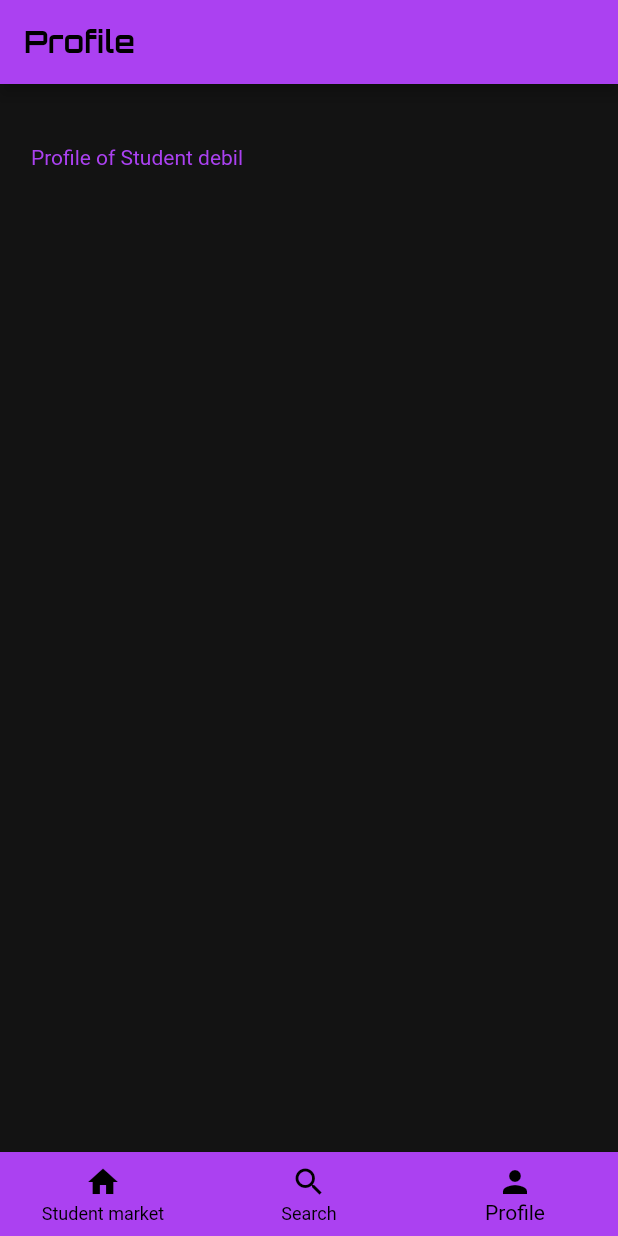
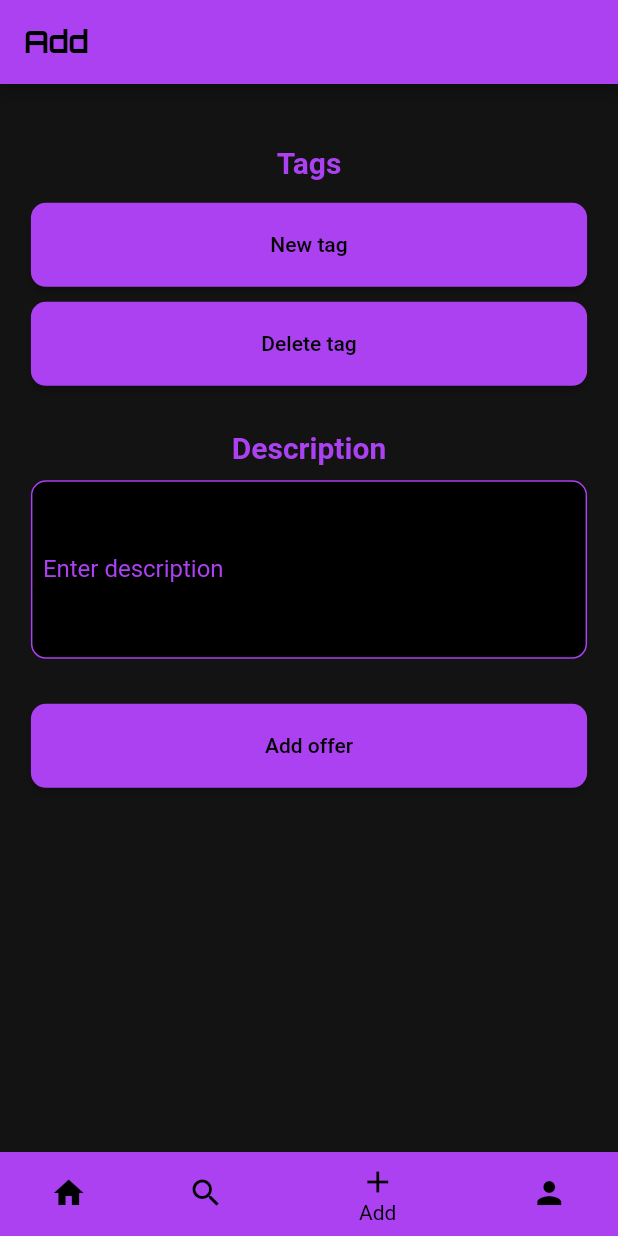
Before and after one commit to PiotrSzuba/Pim_SMarket, a Flutter app: the screen it shows after launch, item 3 of the bottom bar chosen, on a phone screen of 412 x 824 dp. Run offline on Flutter 3.47's test engine with Material 2 defaults, Android fonts, the phone set to English and light mode, and no system bars; our stand-ins replace google_fonts.

Commit message:
Change text input to be stateful

```diff
--- a/pim_smarket/lib/components/text_input.dart
+++ b/pim_smarket/lib/components/text_input.dart
@@ -1,57 +1,78 @@
 import "package:flutter/material.dart";
 import 'package:pim_smarket/theme.dart';
 
-class TextInput extends StatelessWidget {
+class TextInput extends StatefulWidget {
   const TextInput({
     super.key,
     required this.label,
-    required this.value,
     required this.placeholder,
     required this.onChange,
     this.asteriskText,
     this.isError,
+    this.multiLine,
+    this.controller,
   });
 
   final String label;
   final String placeholder;
-  final String value;
+  final TextEditingController? controller;
   final Function onChange;
   final bool? asteriskText;
   final bool? isError;
+  final bool? multiLine;
 
+  @override
+  State<StatefulWidget> createState() => _TextInput();
+}
+
+class _TextInput extends State<TextInput> {
   Color _getBorderColor() {
-    if (isError == null) return CustomTheme.pinkColor;
-    return isError! ? CustomTheme.errorColor : CustomTheme.pinkColor;
+    if (widget.isError == null) return CustomTheme.pinkColor;
+    return widget.isError! ? CustomTheme.errorColor : CustomTheme.pinkColor;
   }
 
   TextStyle _getTextStyle() {
-    if (isError == null) return CustomTheme.pinkText;
-    return isError! ? CustomTheme.errorText : CustomTheme.pinkText;
+    if (widget.isError == null) return CustomTheme.pinkText;
+    return widget.isError! ? CustomTheme.errorText : CustomTheme.pinkText;
+  }
+
+  bool _isInputMultiLine() {
+    if (widget.multiLine != null && widget.multiLine == true) return true;
+    return false;
+  }
+
+  TextInputType _getInputType() {
+    if (_isInputMultiLine()) return TextInputType.multiline;
+    return TextInputType.text;
   }
 
   @override
   Widget build(BuildContext context) {
     return TextFormField(
+      maxLines: _isInputMultiLine() ? null : 1,
+      minLines: _isInputMultiLine() ? 5 : 1,
+      keyboardType: _getInputType(),
       decoration: InputDecoration(
           enabledBorder: OutlineInputBorder(
               borderSide: BorderSide(width: 1, color: _getBorderColor()),
               borderRadius: CustomTheme.circularBorder),
-          labelText: label,
+          labelText: widget.label,
           labelStyle: _getTextStyle(),
-          hintText: placeholder,
+          hintText: widget.placeholder,
           hintStyle: CustomTheme.pinkText50,
           focusedBorder: OutlineInputBorder(
               borderSide: BorderSide(width: 1, color: _getBorderColor()),
               borderRadius: CustomTheme.circularBorder),
-          contentPadding: const EdgeInsets.all(8),
+          contentPadding: EdgeInsets.symmetric(
+              vertical: _isInputMultiLine() ? 12 : 8, horizontal: 8),
           floatingLabelBehavior: FloatingLabelBehavior.auto,
           floatingLabelStyle: _getTextStyle(),
           filled: true,
           fillColor: Colors.black),
-      obscureText: asteriskText ?? false,
+      obscureText: widget.asteriskText ?? false,
       obscuringCharacter: '*',
       style: _getTextStyle(),
-      onChanged: (value) => onChange(value),
+      onChanged: (value) => widget.onChange(value),
     );
   }
 }
--- a/pim_smarket/lib/data/user_context.dart
+++ b/pim_smarket/lib/data/user_context.dart
@@ -2,7 +2,7 @@ import 'package:flutter/material.dart';
 import 'package:pim_smarket/models/models.dart';
 
 class UserContext extends ChangeNotifier {
-  User user = User.mockStudent(); //default User.empty();
+  User user = User.mockCompany(); //default User.empty();
 
   void changeUser(User user) {
     this.user = user;
--- a/pim_smarket/lib/views/add_page.dart
+++ b/pim_smarket/lib/views/add_page.dart
@@ -1,6 +1,8 @@
 import 'package:flutter/material.dart';
 import 'package:pim_smarket/components/components.dart';
+import 'package:pim_smarket/data/data.dart';
 import 'package:pim_smarket/theme.dart';
+import 'package:provider/provider.dart';
 
 class AddPage extends StatefulWidget {
   const AddPage({super.key, required this.title});
@@ -12,10 +14,104 @@ class AddPage extends StatefulWidget {
 }
 
 class _AddPage extends State<AddPage> {
+  List<Widget> _tagsWidgets = [];
+  List<String> _tagsValues = [];
+  String _description = "";
+
+  void addNewTag() {
+    setState(() {
+      _tagsWidgets.add(newTextInput());
+      _tagsValues.add('');
+    });
+  }
+
+  void onDeleteTag() {
+    if (_tagsWidgets.isEmpty) return;
+    setState(() {
+      _tagsWidgets.removeLast();
+      _tagsValues.removeLast();
+    });
+  }
+
+  void onChangeTag(String value, int index) {
+    _tagsValues[index] = value;
+  }
+
+  void onChangeDescription(String value) {
+    setState(() {
+      _description = value;
+    });
+  }
+
+  void onSubmit(UserContext userContext) {
+    var tagsValue = _tagsValues.where((element) => element.isNotEmpty);
+    var tags = tagsValue.join(", ");
+    if (tagsValue.length > 1) {
+      tags.replaceRange(tags.length - 2, tags.length, "");
+    }
+
+    setState(() {
+      _description = "";
+      _tagsValues = [];
+      _tagsWidgets = [];
+    });
+    print("$tags $_description");
+  }
+
+  Widget newTextInput() {
+    var index = _tagsWidgets.length;
+    return Container(
+        margin: const EdgeInsets.symmetric(vertical: 5.0),
+        child: TextInput(
+            label: "Enter new tag",
+            placeholder: "Tag",
+            onChange: (val) => onChangeTag(val, index)));
+  }
+
   @override
   Widget build(BuildContext context) {
     return PageTemplate(
-        child: Text(widget.title,
-            textAlign: TextAlign.center, style: CustomTheme.pinkText));
+        child: SingleChildScrollView(
+            child: Consumer<UserContext>(
+                builder: ((context, userContext, child) => Column(
+                      children: [
+                        Container(
+                          margin: const EdgeInsets.only(bottom: 10),
+                          child:
+                              const Text("Tags", style: CustomTheme.pinkTitle),
+                        ),
+                        Column(children: _tagsWidgets),
+                        Container(
+                            margin: const EdgeInsets.symmetric(vertical: 5.0),
+                            child:
+                                Button(title: "New tag", onClicked: addNewTag)),
+                        Container(
+                            margin: const EdgeInsets.symmetric(vertical: 5.0),
+                            child: Button(
+                              title: "Delete tag",
+                              onClicked: onDeleteTag,
+                            )),
+                        Container(
+                          margin:
+                              const EdgeInsets.only(bottom: 10.0, top: 25.0),
+                          child: const Text("Description",
+                              style: CustomTheme.pinkTitle),
+                        ),
+                        Container(
+                            margin: const EdgeInsets.only(bottom: 25),
+                            child: TextInput(
+                              label: "Enter description",
+                              placeholder: "Description",
+                              onChange: onChangeDescription,
+                              multiLine: true,
+                            )),
+                        Container(
+                            margin: const EdgeInsets.symmetric(vertical: 5.0),
+                            child: Button(
+                              title: "Add offer",
+                              onClicked: () => onSubmit(userContext),
+                            )),
+                      ],
+                    )))));
   }
 }
--- a/pim_smarket/lib/views/login_page.dart
+++ b/pim_smarket/lib/views/login_page.dart
@@ -94,7 +94,6 @@ class _LoginPage extends State<LoginPage> {
                           ? null
                           : TextInput(
                               label: "Enter your name",
-                              value: _name,
                               placeholder: "name",
                               onChange: onChangeName),
                     ),
@@ -102,7 +101,6 @@ class _LoginPage extends State<LoginPage> {
                         margin: const EdgeInsets.symmetric(vertical: 5.0),
                         child: TextInput(
                           label: "Enter your email",
-                          value: _email,
                           onChange: onChangeEmail,
                           placeholder: "Email",
                           isError: _emailError,
@@ -111,7 +109,6 @@ class _LoginPage extends State<LoginPage> {
                       margin: const EdgeInsets.symmetric(vertical: 5.0),
                       child: TextInput(
                         label: "Enter your password",
-                        value: _password,
                         onChange: onChangePassword,
                         placeholder: "password",
                         asteriskText: true,
--- a/pim_smarket/lib/views/main_page.dart
+++ b/pim_smarket/lib/views/main_page.dart
@@ -26,7 +26,7 @@ class _BottomNavigator extends State<MainPage> {
     "Profile"
   ];
 
-  int _selectedIndex = 0;
+  int _selectedIndex = 2;
   String _title = CustomTheme.appName;
 
   final List<Widget> _widgetOptions = <Widget>[
@@ -54,7 +54,7 @@ class _BottomNavigator extends State<MainPage> {
     List<BottomNavigationBarItem> allNavigation = [
       BottomNavigationBarItem(
           icon: const Icon(Icons.home),
-          label: _options[0],
+          label: "Home",
           backgroundColor: CustomTheme.pinkMaterial),
       BottomNavigationBarItem(
         icon: const Icon(Icons.search),
--- a/pim_smarket/lib/views/search_page.dart
+++ b/pim_smarket/lib/views/search_page.dart
@@ -34,7 +34,6 @@ class _SearchPage extends State<SearchPage> {
       TextInput(
         placeholder: "Name",
         label: "Enter your name",
-        value: _value,
         onChange: onChange,
       ),
       Container(
```
